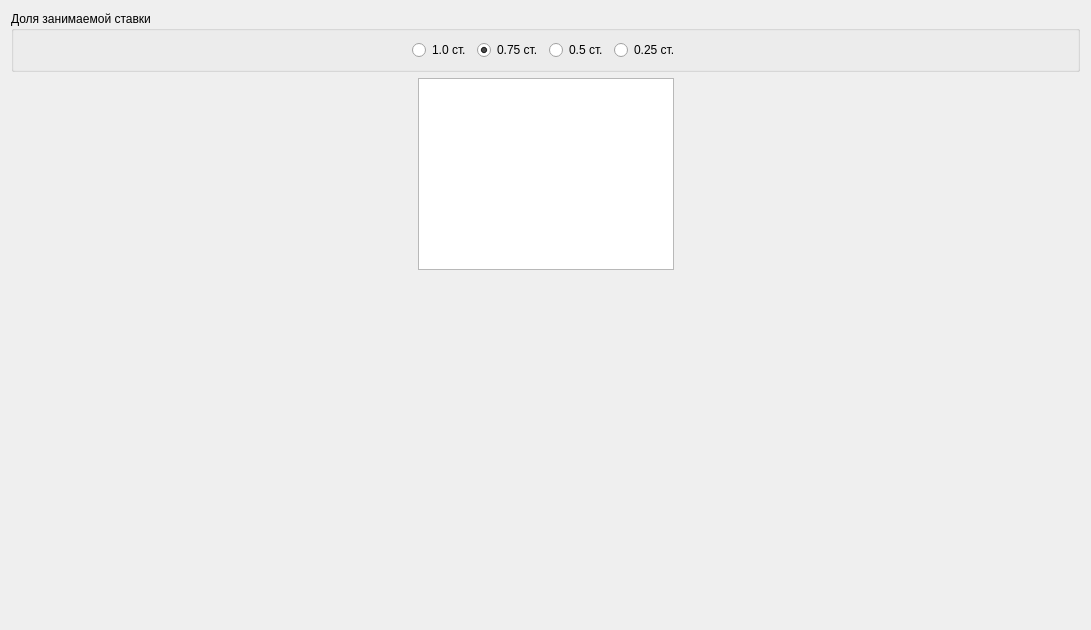
Old version of the form client/src/totaltime/formtotaltime.ui in the repository rainovskyqt/teacher_plan.
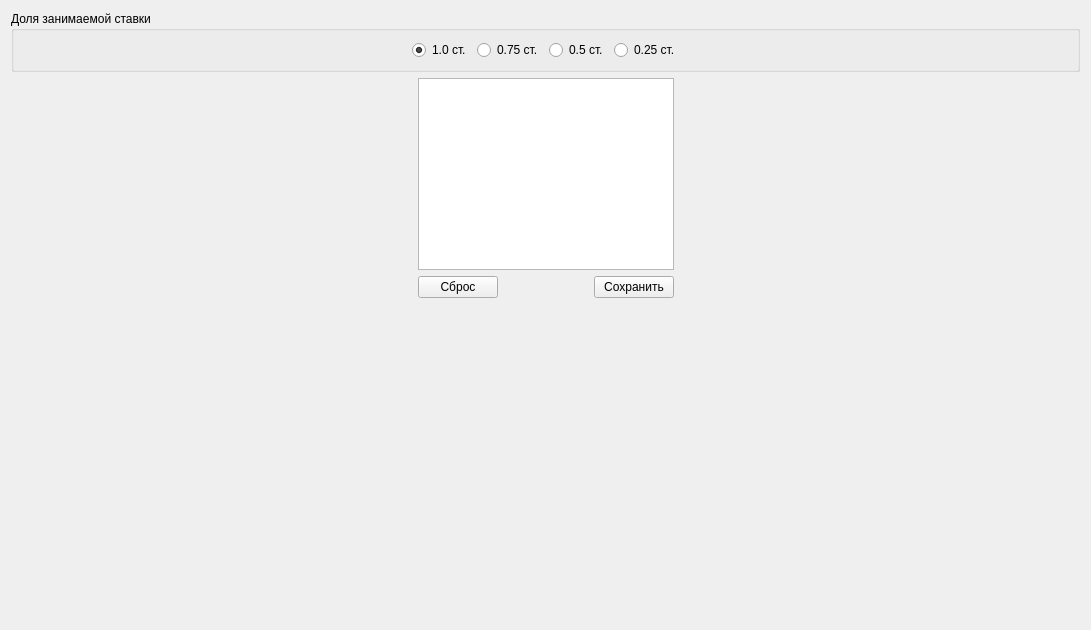
New version of the form.

Diff of the .ui file:
```diff
--- a/client/src/totaltime/formtotaltime.ui
+++ b/client/src/totaltime/formtotaltime.ui
@@ -13,7 +13,7 @@
   <property name="windowTitle">
    <string>Form</string>
   </property>
-  <layout class="QVBoxLayout" name="verticalLayout" stretch="0,0,1">
+  <layout class="QVBoxLayout" name="verticalLayout_2" stretch="0,0,1">
    <item>
     <widget class="QGroupBox" name="groupBox_2">
      <property name="title">
@@ -39,7 +39,7 @@
          <string>1.0 ст.</string>
         </property>
         <property name="checked">
-         <bool>false</bool>
+         <bool>true</bool>
         </property>
        </widget>
       </item>
@@ -49,7 +49,7 @@
          <string>0.75 ст.</string>
         </property>
         <property name="checked">
-         <bool>true</bool>
+         <bool>false</bool>
         </property>
        </widget>
       </item>
@@ -84,7 +84,7 @@
     </widget>
    </item>
    <item>
-    <layout class="QHBoxLayout" name="horizontalLayout" stretch="1,0,1">
+    <layout class="QHBoxLayout" name="horizontalLayout_2" stretch="1,0,1">
      <item>
       <spacer name="horizontalSpacer_3">
        <property name="orientation">
@@ -99,6 +99,8 @@
       </spacer>
      </item>
      <item>
+      <layout class="QVBoxLayout" name="verticalLayout">
+       <item>
       <widget class="QTableView" name="tv_totalHours">
        <property name="selectionMode">
         <enum>QAbstractItemView::SingleSelection</enum>
@@ -109,7 +111,43 @@
        <attribute name="verticalHeaderVisible">
         <bool>false</bool>
        </attribute>
-      </widget>
+         <attribute name="verticalHeaderStretchLastSection">
+          <bool>false</bool>
+         </attribute>
+        </widget>
+       </item>
+       <item>
+        <layout class="QHBoxLayout" name="horizontalLayout">
+         <item>
+          <widget class="QPushButton" name="btn_reset">
+           <property name="text">
+            <string>Сброс</string>
+           </property>
+          </widget>
+         </item>
+         <item>
+          <spacer name="horizontalSpacer_5">
+           <property name="orientation">
+            <enum>Qt::Horizontal</enum>
+           </property>
+           <property name="sizeHint" stdset="0">
+            <size>
+             <width>40</width>
+             <height>20</height>
+            </size>
+           </property>
+          </spacer>
+         </item>
+         <item>
+          <widget class="QPushButton" name="btn_save">
+           <property name="text">
+            <string>Сохранить</string>
+           </property>
+          </widget>
+         </item>
+        </layout>
+       </item>
+      </layout>
      </item>
      <item>
       <spacer name="horizontalSpacer_2">
```
Left out of the diff: 3 changed lines with no effect on the pictures. Lines whose indentation alone changed are shown as unchanged.
